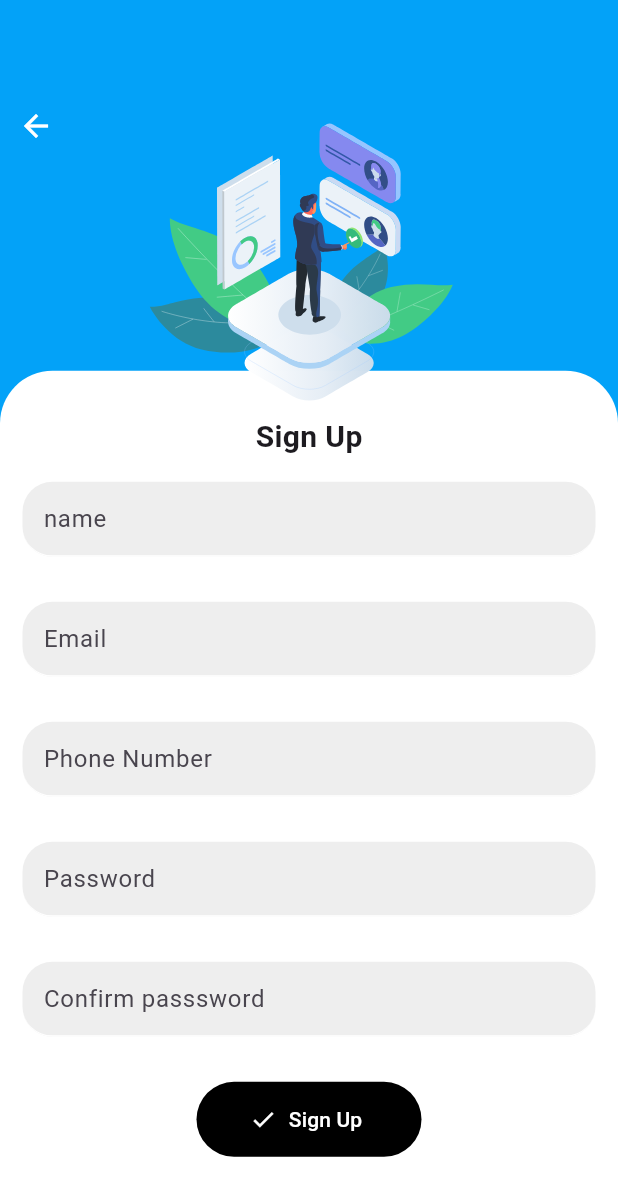
After one commit to IivanLino6/LoginApp, a Flutter app: the RegisterPage screen opened by its route, on a phone screen of 412 x 824 dp. The commit adds this screen. Shown: the top 1196 px of the screen. Run offline on Flutter 3.47's test engine with Material 3 defaults, Android fonts, the phone set to English and light mode, and no system bars; our stand-ins replace firebase_auth, firebase_core, fluttertoast, get_it, injectable, lottie; accounts and stored records are empty; statements that could not run were skipped.

Commit message:
Register

```diff
--- /dev/null
+++ b/lib/Presentation/Pages/Register/register_page.dart
@@ -0,0 +1,15 @@
+import 'package:flutter/material.dart';
+import 'package:login_app/Presentation/Pages/Register/register_viewmodel.dart';
+import 'package:login_app/Presentation/Pages/Register/widgets/register_content.dart';
+import 'package:provider/provider.dart';
+
+class RegisterPage extends StatelessWidget {
+  const RegisterPage({super.key});
+
+  @override
+  Widget build(BuildContext context) {
+    RegisterViewModel vm = Provider.of<RegisterViewModel>(context);
+
+    return Scaffold(body:RegisterContent(vm));
+  }
+}
--- /dev/null
+++ b/lib/Presentation/Pages/Register/register_state.dart
@@ -0,0 +1,46 @@
+import 'package:login_app/Presentation/utils/validation_item.dart';
+
+class RegisterState {
+  ValidationItem email;
+  ValidationItem password;
+  ValidationItem username;
+  ValidationItem validPassword;
+  ValidationItem number;
+  //Constructor
+  RegisterState(
+      {this.email = const ValidationItem(),
+      this.password = const ValidationItem(),
+      this.username = const ValidationItem(),
+      this.validPassword = const ValidationItem(),
+      this.number = const ValidationItem()});
+
+  //Check the values en the error
+  bool isValid() {
+    if (username.value.isEmpty ||
+        username.error.isNotEmpty ||
+        email.value.isEmpty ||
+        email.error.isNotEmpty ||
+        password.value.isEmpty ||
+        password.error.isNotEmpty ||
+        validPassword.value.isEmpty ||
+        validPassword.error.isNotEmpty ||
+        (password.value != validPassword.value)) {
+      return false;
+    }
+    return true;
+  }
+   //Asigna el valor de los campos
+  RegisterState copyWith(
+          {ValidationItem? email,
+          ValidationItem? password,
+          ValidationItem? username,
+          ValidationItem? validPassword,
+          ValidationItem? age,
+          ValidationItem? number}) =>
+      RegisterState(
+          email: email ?? this.email,
+          password: password ?? this.password,
+          username: username ?? this.username,
+          validPassword: validPassword ?? this.validPassword,
+          number: number ?? this.number);
+}
--- /dev/null
+++ b/lib/Presentation/Pages/Register/register_viewmodel.dart
@@ -0,0 +1,110 @@
+import 'package:firebase_auth/firebase_auth.dart';
+import 'package:flutter/material.dart';
+import 'package:fluttertoast/fluttertoast.dart';
+import 'package:login_app/Presentation/Pages/Register/register_state.dart';
+import 'package:login_app/Presentation/utils/validation_item.dart';
+import 'package:login_app/domain/uses_cases/auth/auth_usecase.dart';
+
+class RegisterViewModel extends ChangeNotifier {
+  //State
+  RegisterState _state = RegisterState();
+
+  RegisterViewModel(AuthUseCases authUseCases);
+  //Getter
+  RegisterState get state => _state;
+
+  //FIREBASE AUTH Instace
+  FirebaseAuth _firebaseAuth = FirebaseAuth.instance;
+
+  String validPassword = '';
+
+  //Resource _response = Init();
+  //Resource get response => _response;
+  //UseCase
+  //AuthUseCases _authUseCases;
+  //RegisterViewModel(this._authUseCases);
+
+  //Setter
+
+  register() async {
+    if (_state.isValid()) {
+      //Initial State
+      //_response = Loading();
+      notifyListeners();
+      //Register State
+      //_response = await _authUseCases.register.launch(_state.toUser());
+      notifyListeners();
+      print('Form Values: ${_state.username.value}');
+      print('Form Values: ${_state.email.value}');
+      print('Form Values: ${_state.number.value}');
+      print('Form Values: ${_state.password.value}');
+    } else {
+      print('Error en el formulario');
+      Fluttertoast.showToast(
+        msg:
+            '${_state.username.error}\n${_state.email.error}\n${_state.number.error}\n${_state.validPassword.error}\n',
+        backgroundColor: Colors.black,
+        textColor: Colors.white,
+        toastLength: Toast.LENGTH_SHORT,
+      );
+    }
+  }
+
+  changeUsername(String value) {
+    _state = _state.copyWith(username: ValidationItem(value: value));
+    notifyListeners();
+  }
+
+  void changeEmail(String value) {
+    //Validate email
+    final bool validEmail =
+        RegExp(r'^[a-zA-Z0-9.]+@[a-zA-Z0-9]+\.[a-zA-Z]+').hasMatch(value);
+
+    if (!validEmail && value.length >= 6) {
+      _state = _state.copyWith(email: ValidationItem(value: value, error: ''));
+    } else {
+      _state =
+          _state.copyWith(email: const ValidationItem(error: 'Invalid email'));
+    }
+    //Notifica al provider del cambio
+    notifyListeners();
+  }
+
+  changePassword(String value) {
+    validPassword = value;
+    if (value.length >= 6) {
+      _state =
+          _state.copyWith(password: ValidationItem(value: value, error: ''));
+    } else {
+      _state =
+          _state.copyWith(password: ValidationItem(error: 'invalid password'));
+    }
+    notifyListeners();
+  }
+
+  changeValidPassword(String value) {
+    if (validPassword == value) {
+      _state = _state.copyWith(
+          validPassword: ValidationItem(value: value, error: ''));
+    } else {
+      _state = _state.copyWith(
+          validPassword: ValidationItem(error: 'Password does not match'));
+    }
+    notifyListeners();
+  }
+
+  changeNumber(String value) {
+    if (value.length >= 8) {
+      _state = _state.copyWith(number: ValidationItem(value: value, error: ''));
+    } else {
+      _state = _state.copyWith(
+          number: ValidationItem(error: 'Invalid phone number'));
+    }
+    notifyListeners();
+  }
+
+  resetResponse() {
+    //_response = Init();
+    notifyListeners();
+  }
+}
--- /dev/null
+++ b/lib/Presentation/Pages/Register/widgets/register_content.dart
@@ -0,0 +1,139 @@
+import 'package:flutter/material.dart';
+import 'package:login_app/Presentation/Pages/Register/register_viewmodel.dart';
+import 'package:login_app/widgets/cutom_btn.dart';
+import 'package:login_app/widgets/text_field.dart';
+import 'package:lottie/lottie.dart';
+
+
+class RegisterContent extends StatelessWidget {
+  RegisterViewModel vm;
+
+  RegisterContent(this.vm);
+
+  @override
+  Widget build(BuildContext context) {
+    final double screenHeight = MediaQuery.of(context).size.height;
+    final double screenWidth = MediaQuery.of(context).size.width;
+
+    return Scaffold(
+        body: Stack(
+      children: [
+        //Blue Background
+        Positioned.fill(
+          child: Container(
+            color: Color.fromARGB(255, 3, 162, 248),
+          ),
+        ),
+        //Back button
+        Positioned(
+            top: 60,
+            child: IconButton(
+              icon: Icon(
+                Icons.arrow_back_outlined,
+                color: Colors.white,
+              ),
+              onPressed: () {
+                Navigator.pop(context);
+              },
+            )),
+        //White background
+        Positioned(
+            top: screenHeight * .3,
+            child: Container(
+              height: screenHeight,
+              width: screenWidth,
+              decoration: const BoxDecoration(
+                  borderRadius: BorderRadius.only(
+                      topLeft: Radius.circular(35),
+                      topRight: Radius.circular(35)),
+                  color: Colors.white),
+              child: Column(
+                children: [
+                  //Title
+                  const Padding(
+                    padding: EdgeInsets.only(top: 30),
+                    child: Text(
+                      'Sign Up',
+                      style:
+                          TextStyle(fontSize: 20, fontWeight: FontWeight.bold),
+                    ),
+                  ),
+                  //Name field
+                  Padding(
+                    padding: const EdgeInsets.all(15.0),
+                    child: DefaultFormField(
+                        txt: 'name',
+                        onChanged: (value) {
+                          vm.changeUsername(value);
+                        }),
+                  ),
+                  //Email field
+                  Padding(
+                    padding: const EdgeInsets.all(15.0),
+                    child: DefaultFormField(
+                        txt: 'Email',
+                        onChanged: (value) {
+                          vm.changeEmail(value);
+                        }),
+                  ),
+                  //Phone Number field
+                  Padding(
+                    padding: const EdgeInsets.all(15.0),
+                    child: DefaultFormField(
+                        txt: 'Phone Number',
+                        txtType: TextInputType.phone,
+                        onChanged: (value) {
+                          vm.changeNumber(value);
+                        }),
+                  ),
+                  //Password
+                  Padding(
+                    padding: const EdgeInsets.all(15.0),
+                    child: DefaultFormField(
+                        hideTxt: true,
+                        txt: 'Password',
+                        onChanged: (value) {
+                          vm.changePassword(value);
+                        }),
+                  ),
+                  //Verify password
+                  Padding(
+                    padding: const EdgeInsets.all(15.0),
+                    child: DefaultFormField(
+                        hideTxt: true,
+                        txt: 'Confirm passsword',
+                        onChanged: (value) {
+                          vm.changeValidPassword(value);
+                        }),
+                  ),
+                  //Sign up btn
+                  Padding(
+                    padding: const EdgeInsets.all(15.0),
+                    child: SizedBox(
+                        width: 150,
+                        height: 50,
+                        child: CustomBtn(
+                            txt: 'Sign Up',
+                            color: Colors.black,
+                            onFcn: () {
+                              vm.register();
+                            })),
+                  )
+                ],
+              ),
+            )),
+        //Animation
+        Positioned(
+          left: 75,
+          top: 50,
+          child: Center(
+            child: SizedBox(
+                height: 250,
+                width: 250,
+                child: Lottie.asset('asset/Lottie/user.json')),
+          ),
+        ),
+      ],
+    ));
+  }
+}
```
Also changed, not shown: lib/main.dart (+5 -3 lines), asset/apple 11.38.06 a.m. 11.38.06 a.m. 11.38.06 a.m. 11.38.06 a.m..png (added), asset/apple.png (added), asset/google.png (added).
